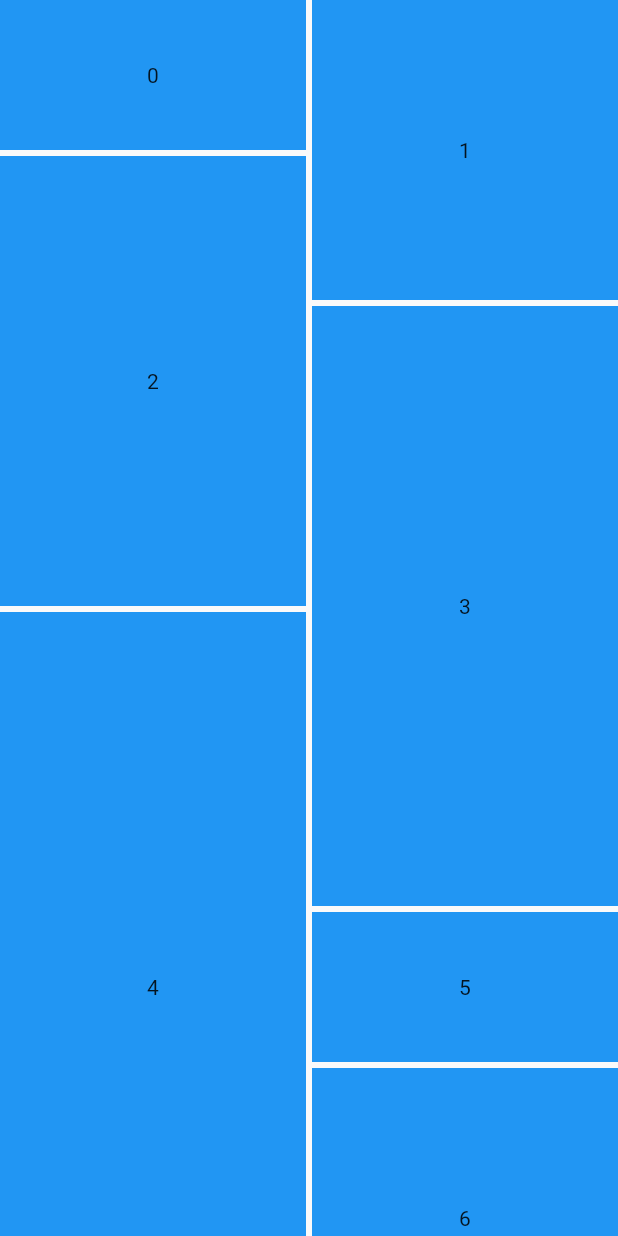
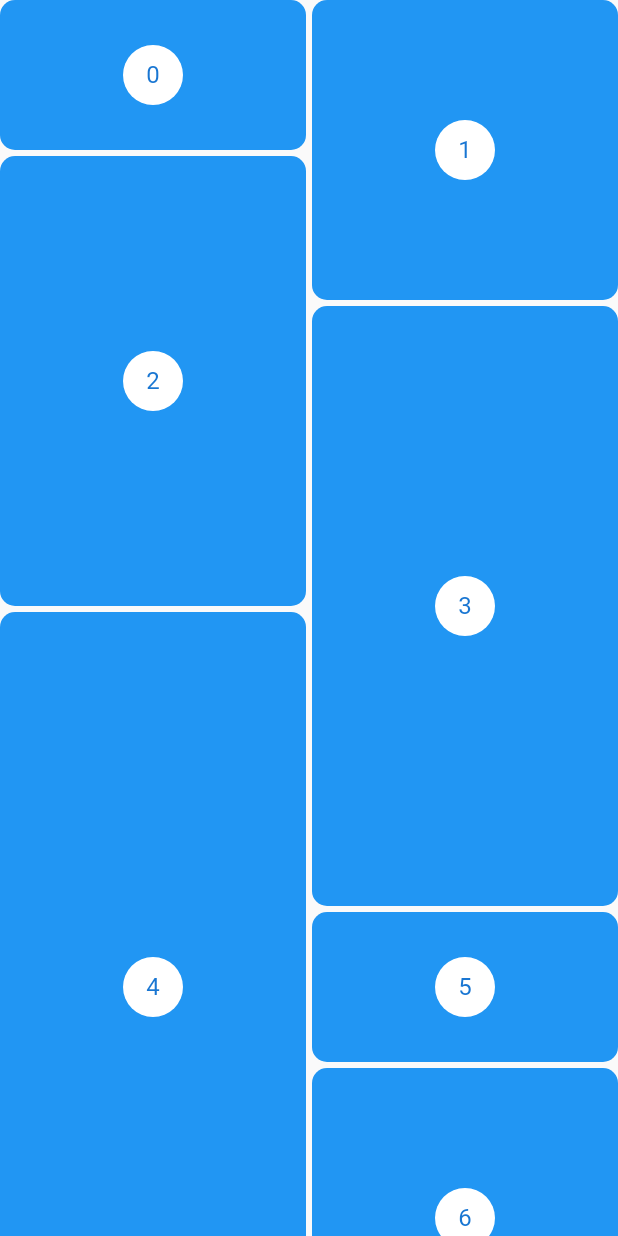
Before and after one commit to jsemalvarez/flutter-professional-designs, a Flutter app: the screen it shows after launch, on a phone screen of 412 x 824 dp. Run offline on Flutter 3.47's test engine with Material 2 defaults, Android fonts, the phone set to English and light mode, and no system bars; our stand-ins replace flutter_svg.

Commit message:
solución con la nueva versión de Staggered Grid

```diff
--- a/lib/src/pages/pinteres_page.dart
+++ b/lib/src/pages/pinteres_page.dart
@@ -65,9 +65,15 @@ class PinteresItem extends StatelessWidget {
   Widget build(BuildContext context) {
     return Container(
       height: extend,
-      color: Colors.blue,
+      decoration: const BoxDecoration(
+        color: Colors.blue,
+        borderRadius:  BorderRadius.all(Radius.circular(10))
+      ),
       child: Center(
-        child: Text('$index')
+        child: CircleAvatar(
+          backgroundColor: Colors.white,
+          child: Text('$index'),
+        )
       )
       );
   }
```
